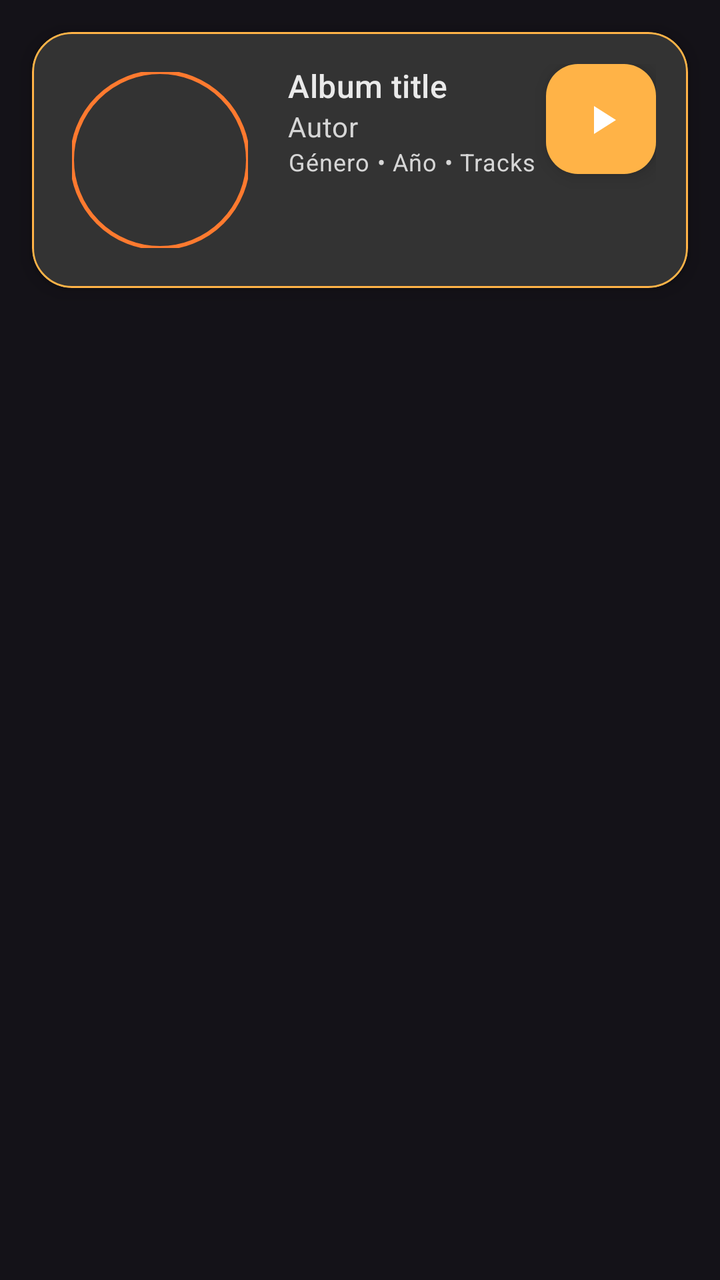
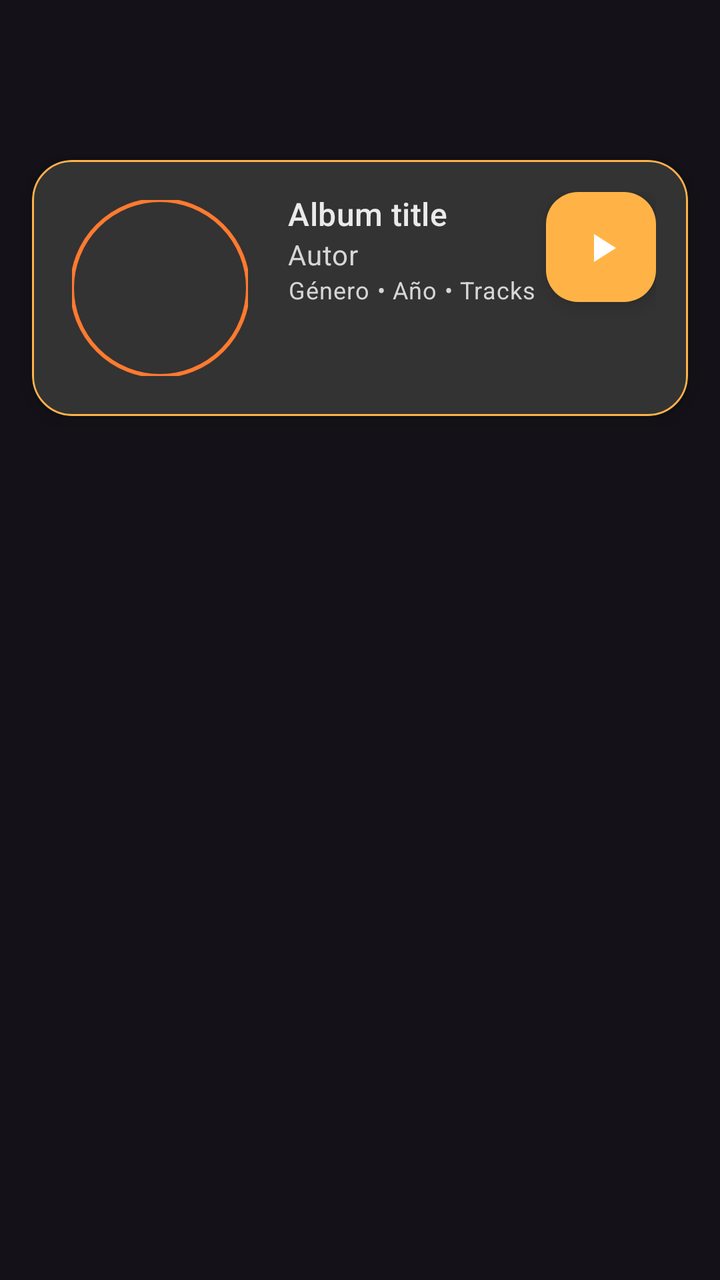

Before-and-after screenshots of an Android layout around one commit, followed by the original layout XML and the change that was made.
<!-- AndroidManifest.xml: application theme Theme.Sporify -->
<!-- res/layout/fragment_home.xml -->
<androidx.constraintlayout.widget.ConstraintLayout xmlns:android="http://schemas.android.com/apk/res/android"
    xmlns:app="http://schemas.android.com/apk/res-auto"
    xmlns:tools="http://schemas.android.com/tools"
    android:layout_width="match_parent"
    android:layout_height="match_parent"
    tools:context=".HomeFragment">

    
    <include
        android:id="@+id/albumCard"
        layout="@layout/component_card"
        android:layout_width="0dp"
        android:layout_height="wrap_content"
        android:paddingTop="?attr/actionBarSize"
        app:layout_constraintTop_toTopOf="parent"
        app:layout_constraintStart_toStartOf="parent"
        app:layout_constraintEnd_toEndOf="parent"
        android:layout_margin="16dp" />

</androidx.constraintlayout.widget.ConstraintLayout>
<!-- res/layout/component_card.xml (included above) -->
<?xml version="1.0" encoding="utf-8"?>
<com.google.android.material.card.MaterialCardView
    xmlns:android="http://schemas.android.com/apk/res/android"
    xmlns:app="http://schemas.android.com/apk/res-auto"
    android:layout_width="match_parent"
    android:layout_height="wrap_content"
    android:layout_margin="16dp"
    app:cardCornerRadius="20dp"
    app:cardElevation="6dp"
    app:cardBackgroundColor="@color/colorSurface"
    app:strokeColor="@color/colorPrimaryVariant"
    app:strokeWidth="1dp">

    <androidx.constraintlayout.widget.ConstraintLayout
        android:layout_width="match_parent"
        android:layout_height="wrap_content"
        android:padding="16dp">

        
        <FrameLayout
            android:id="@+id/artContainer"
            android:layout_width="96dp"
            android:layout_height="96dp"
            android:padding="4dp"
            android:background="@color/colorSurface"
            app:layout_constraintStart_toStartOf="parent"
            app:layout_constraintTop_toTopOf="parent">

            <com.google.android.material.imageview.ShapeableImageView
                android:id="@+id/albumArt"
                android:layout_width="match_parent"
                android:layout_height="match_parent"
                android:scaleType="centerCrop"
                android:contentDescription="@string/album_art_desc"
                android:backgroundTint="@color/colorSurface"
                app:shapeAppearanceOverlay="@style/Shape.Circular"
                app:strokeColor="@color/colorPrimary"
                app:strokeWidth="2dp" />
        </FrameLayout>

        
        <TextView
            android:id="@+id/title"
            android:layout_width="0dp"
            android:layout_height="wrap_content"
            android:layout_marginStart="16dp"
            android:text="Album title"
            android:textAppearance="?attr/textAppearanceTitleMedium"
            android:textColor="@color/colorOnBackground"
            android:maxLines="1"
            android:ellipsize="end"
            app:layout_constraintStart_toEndOf="@id/artContainer"
            app:layout_constraintTop_toTopOf="@id/artContainer"
            app:layout_constraintEnd_toStartOf="@id/playFab" />

        
        <TextView
            android:id="@+id/author"
            android:layout_width="0dp"
            android:layout_height="wrap_content"
            android:layout_marginStart="16dp"
            android:text="Autor"
            android:textAppearance="?attr/textAppearanceBodyMedium"
            android:textColor="@color/colorOnSurface"
            android:maxLines="1"
            app:layout_constraintStart_toEndOf="@id/artContainer"
            app:layout_constraintTop_toBottomOf="@id/title"
            app:layout_constraintEnd_toStartOf="@id/playFab" />

        
        <TextView
            android:id="@+id/meta"
            android:layout_width="0dp"
            android:layout_height="wrap_content"
            android:layout_marginStart="16dp"
            android:text="Género • Año • Tracks"
            android:textAppearance="?attr/textAppearanceBodySmall"
            android:textColor="@color/colorOnSurface"
            android:maxLines="1"
            app:layout_constraintStart_toEndOf="@id/artContainer"
            app:layout_constraintTop_toBottomOf="@id/author"
            app:layout_constraintEnd_toStartOf="@id/playFab" />

        
        <com.google.android.material.floatingactionbutton.FloatingActionButton
            android:id="@+id/playFab"
            android:layout_width="55dp"
            android:layout_height="55dp"
            android:contentDescription="@string/play"
            app:srcCompat="@drawable/play_icon"
            app:backgroundTint="@color/colorPrimaryVariant"
            app:tint="@color/colorOnPrimary"
            app:layout_constraintTop_toTopOf="@id/artContainer"
            app:layout_constraintEnd_toEndOf="parent" />

    </androidx.constraintlayout.widget.ConstraintLayout>
</com.google.android.material.card.MaterialCardView>
<!-- resources referenced by this layout -->
<resources>
  <color name="colorOnBackground">#EAEAEA</color>
  <color name="colorOnPrimary">#FFFFFF</color>
  <color name="colorOnSurface">#D6D6D6</color>
  <color name="colorPrimary">#FF7A2F</color>
  <color name="colorPrimaryVariant">#FFB347</color>
  <color name="colorSurface">#333333</color>
  <!-- drawable play_icon (drawable) -->
  <vector xmlns:android="http://schemas.android.com/apk/res/android" android:height="24dp" android:tint="#000000" android:viewportHeight="24" android:viewportWidth="24" android:width="24dp">
        
      <path android:fillColor="@android:color/white" android:pathData="M8,5v14l11,-7z"/>
      
  </vector>
  <string name="album_art_desc">Descripcion album</string>
  <string name="play">Play</string>
  <style name="Shape.Circular" parent="ShapeAppearance.Material3.SmallComponent">
          <item name="cornerFamily">rounded</item>
          <item name="cornerSize">50%</item>
      </style>
  <style name="Theme.Sporify" parent="Base.Theme.Sporify" />
  <style name="Base.Theme.Sporify" parent="Theme.Material3.Dark.NoActionBar">
  
          
          
          <item name="android:windowFullscreen">true</item>
  
      </style>
</resources>

<!-- the commit's change to res/layout/fragment_home.xml (unified diff, before → after) -->
@@ -3,6 +3,7 @@
     xmlns:tools="http://schemas.android.com/tools"
     android:layout_width="match_parent"
     android:layout_height="match_parent"
+    android:paddingTop="?attr/actionBarSize"
     tools:context=".HomeFragment">
 
     
@@ -11,7 +12,6 @@
         layout="@layout/component_card"
         android:layout_width="0dp"
         android:layout_height="wrap_content"
-        android:paddingTop="?attr/actionBarSize"
         app:layout_constraintTop_toTopOf="parent"
         app:layout_constraintStart_toStartOf="parent"
         app:layout_constraintEnd_toEndOf="parent"
